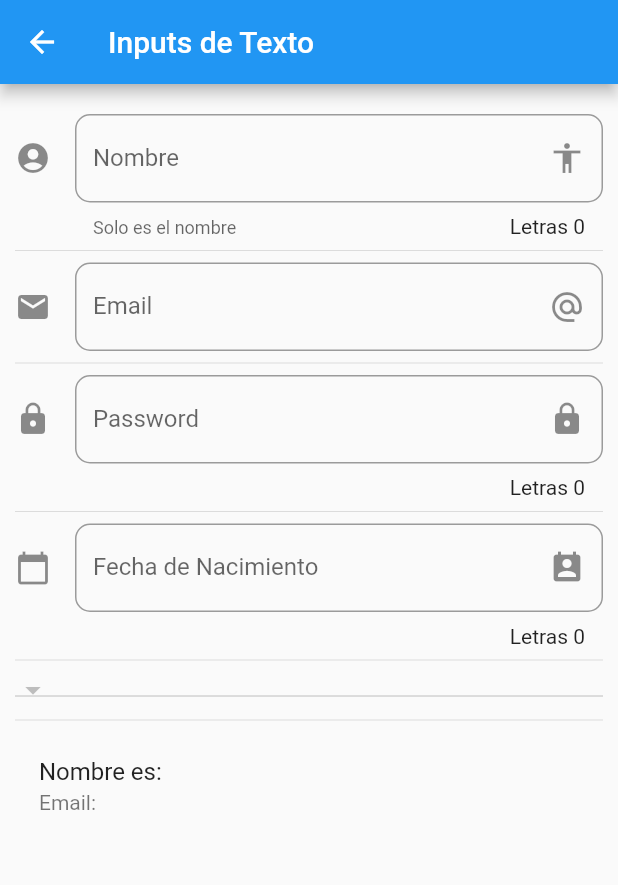
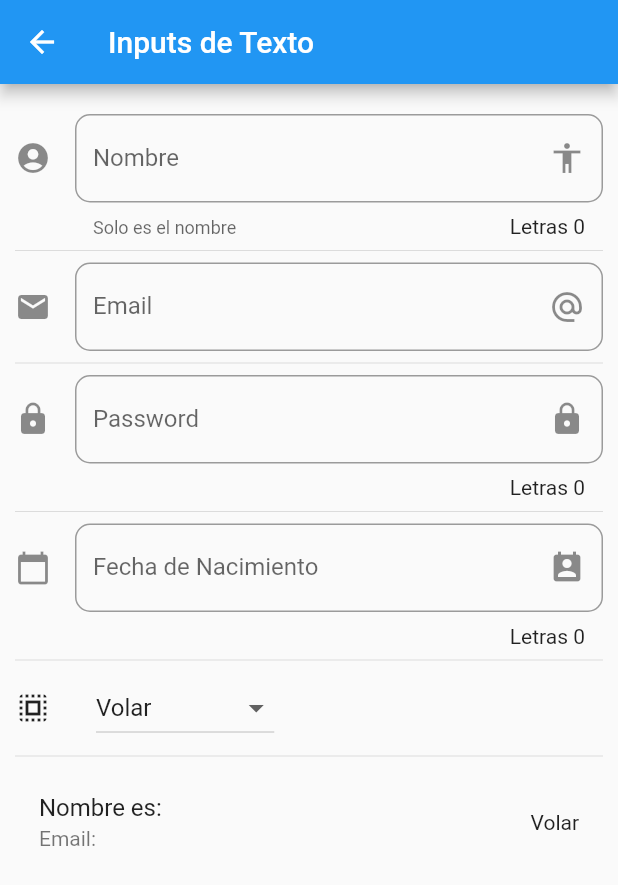
Before and after one commit to 4l3x31s/flutter-components, a Flutter app: the screen it shows after launch, after a tap on "Inputs", on a phone screen of 412 x 824 dp. Shown: the top 885 px of the screen. Run offline on Flutter 3.47's test engine with Material 2 defaults, Android fonts, the phone set to English and light mode, and no system bars; network calls fail.

Commit message:
Todos los componentes en flutter seccion terminada

```diff
--- a/lib/src/pages/input_page.dart
+++ b/lib/src/pages/input_page.dart
@@ -11,7 +11,11 @@ class _InputPageState extends State<InputPage> {
   String _nombre = '';
   String _email = '';
   String _fecha = '';
+  String _opcionSeleccionada = 'Volar';
   List<String> _poderes = ['Volar', 'Rayos X', 'Super Aliento', 'Super Fuerza'];
+
+
+
   TextEditingController _inputFieldDateController = new TextEditingController();
   @override
   Widget build(BuildContext context) {
@@ -140,24 +144,43 @@ class _InputPageState extends State<InputPage> {
       });
     }
   }
-  /*List<DropdownMenuItem<String>> getOpcionesDropdown() {
+  List<DropdownMenuItem<String>> getOpcionesDropdown() {
     List<DropdownMenuItem<String>> lista = new List();
     _poderes.forEach((poder) {
+      lista.add(DropdownMenuItem(
+        child: Text(poder),
+        value: poder,
+        ));
     });
-  }*/
+    return lista;
+  }
 
   Widget _crearDropdown() {
-    return DropdownButton(
-      items: [],
-      onChanged: (opt) {
-        print(opt);
-      },
-    );
+    return Row(
+      children: <Widget>[
+        Icon(Icons.select_all),
+        SizedBox(width: 30.0,),
+        DropdownButton(
+          value: _opcionSeleccionada,
+          items: getOpcionesDropdown(),
+          onChanged: (opt) {
+            print(opt);
+            setState(() {
+              _opcionSeleccionada = opt;
+            });
+
+          },
+        )
+      ],
+      );
+
+
   }
   Widget _crearPersona(){
     return ListTile(
       title: Text('Nombre es: $_nombre'),
       subtitle: Text('Email: $_email'),
+      trailing: Text(_opcionSeleccionada),
     );
   }
 }
--- a/lib/src/routes/routes.dart
+++ b/lib/src/routes/routes.dart
@@ -1,6 +1,8 @@
 import 'package:componentes/src/pages/animated_container.dart';
 import 'package:componentes/src/pages/card_page.dart';
 import 'package:componentes/src/pages/input_page.dart';
+import 'package:componentes/src/pages/listview_page.dart';
+import 'package:componentes/src/pages/slider_page.dart';
 import 'package:flutter/material.dart';
 
 
@@ -17,5 +19,7 @@ Map<String, WidgetBuilder> getApplicationRoutes() {
       'card'   : (BuildContext context) => CardPage(),
       'animatedContainer'   : (BuildContext context) => AnimatedContainerPage(),
       'inputs': (BuildContext context) => InputPage(),
+      'slider': (BuildContext context) => SliderPage(),
+      'list': (BuildContext context) => ListPage(),
   };
 }
--- a/lib/src/utils/icono_string_util.dart
+++ b/lib/src/utils/icono_string_util.dart
@@ -6,6 +6,8 @@ final _icons = <String, IconData>{
   'folder_open': Icons.folder_open,
   'donut_large': Icons.donut_large,
   'input': Icons.input,
+  'list': Icons.list,
+  'tune': Icons.tune,
 };
 
 Icon getIcon( String nombreIcono) {
```
Also changed, not shown: data/menu_opts.json (+10 -0 lines), lib/src/pages/listview_page.dart (added, +128 -0 lines), lib/src/pages/slider_page.dart (added, +54 -0 lines), pubspec.lock.
